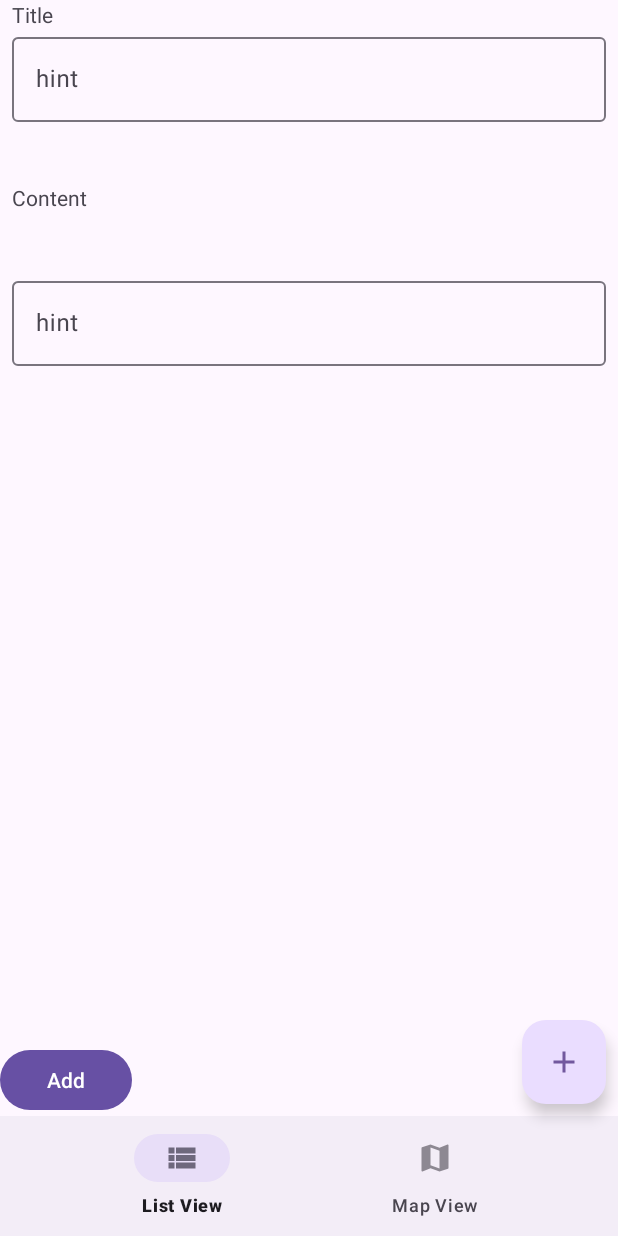
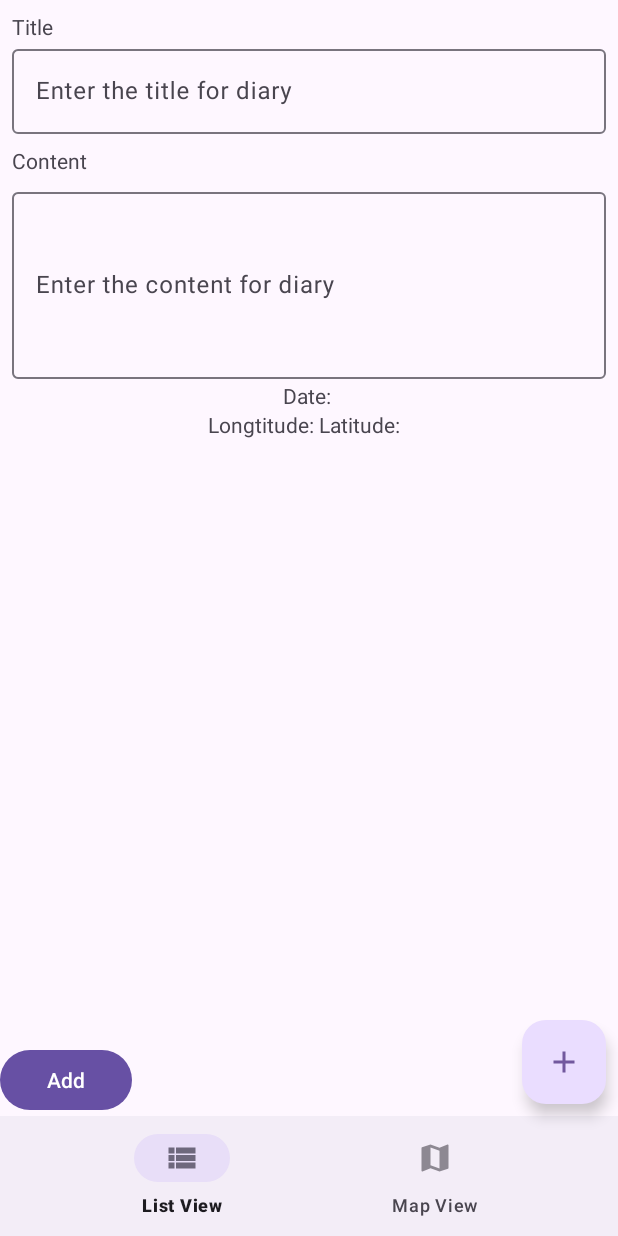
Before and after one commit to hoverGecko/LifeARchive, an Android app: the screen it shows after launch (MainActivity), after a tap on "LifeARchive", on a phone screen of 412 x 824 dp. Run offline under Robolectric (Android 15) with nearby library versions, the light colour scheme and no system bars; our stand-ins replace Room's generated code; 1 statement that could not run was skipped.

Commit message:
Added function to add item to recycler view

```diff
--- a/app/build.gradle
+++ b/app/build.gradle
@@ -49,6 +49,7 @@ dependencies {
     implementation 'androidx.lifecycle:lifecycle-livedata-ktx:2.6.1'
     implementation 'androidx.lifecycle:lifecycle-viewmodel-ktx:2.6.1'
     implementation 'com.google.code.gson:gson:2.10.1'
+    implementation 'com.google.android.gms:play-services-location:21.0.1'
     testImplementation 'junit:junit:4.13.2'
     androidTestImplementation 'androidx.test.ext:junit:1.1.5'
     androidTestImplementation 'androidx.test.espresso:espresso-core:3.5.1'
--- a/app/src/main/java/hku/cs/lifearchive/AddEntryFragment.kt
+++ b/app/src/main/java/hku/cs/lifearchive/AddEntryFragment.kt
@@ -5,10 +5,19 @@ import android.view.LayoutInflater
 import android.view.View
 import android.view.ViewGroup
 import android.widget.Button
+import android.widget.TextView
 import androidx.fragment.app.Fragment
+import com.google.android.gms.location.FusedLocationProviderClient
+import com.google.android.material.textfield.TextInputLayout
+import hku.cs.lifearchive.diaryentrymodel.DiaryEntry
 import hku.cs.lifearchive.diaryentrymodel.DiaryEntryDatabase
+import java.util.Date
 
 class AddEntryFragment : Fragment() {
+
+
+
+    private lateinit var fusedLocationClient: FusedLocationProviderClient
 
     companion object {
         fun newInstance() = AddEntryFragment()
@@ -23,9 +32,6 @@ class AddEntryFragment : Fragment() {
         savedInstanceState: Bundle?
     ): View? {
 
-
-
-
         return inflater.inflate(R.layout.fragment_add_entry, container, false)
     }
 
@@ -33,11 +39,26 @@ class AddEntryFragment : Fragment() {
         super.onViewCreated(view, savedInstanceState)
         val diaryEntryDao = DiaryEntryDatabase.getDatabase(requireContext()).dao()
         val button= view.findViewById<Button>(R.id.Add)
-        val title= view.findViewById<Button>(R.id.TitleInput)
+        val title= view.findViewById<TextInputLayout>(R.id.TitleInput)
+        val nowdate = view.findViewById<TextView>(R.id.Dateview)
+        val nowlong = view.findViewById<TextView>(R.id.LongView)
+        val nowlata = view.findViewById<TextView>(R.id.LatView)
+        val content = view.findViewById<TextInputLayout>(R.id.ContentInput)
+        val dates = Date()
+
+
+
+
 
         button?.setOnClickListener {
-            title.editableText
+            println(title.editText?.text)
 
+            diaryEntryDao.insertEntry(
+                DiaryEntry(title=title.editText?.text.toString(), content = content.editText?.text.toString(),
+                picturePaths = arrayListOf("1,2,","testpath"), voiceRecording = null,
+                arVideoPath = null, longitude = null, latitude = null, date = dates
+            )
+            )
             println("button Clicked")
             loadFragment(ItemFragment())
         }
--- a/app/src/main/java/hku/cs/lifearchive/MainActivity.kt
+++ b/app/src/main/java/hku/cs/lifearchive/MainActivity.kt
@@ -1,7 +1,6 @@
 package hku.cs.lifearchive
 
 import android.os.Bundle
-import android.view.View
 import androidx.appcompat.app.AppCompatActivity
 import androidx.fragment.app.Fragment
 import com.google.android.material.bottomnavigation.BottomNavigationView
@@ -19,7 +18,17 @@ class MainActivity : AppCompatActivity() {
 
     override fun onCreate(savedInstanceState: Bundle?) {
 
+
+
+
+
+
+
         super.onCreate(savedInstanceState)
+
+
+
+
         setContentView(R.layout.activity_main)
         //init bottom app bar
 
@@ -50,9 +59,7 @@ class MainActivity : AppCompatActivity() {
 
 
     }
-    fun AddandBack(v: View?){
 
-    }
 
     private fun loadFragment(fragment: Fragment) {
         supportFragmentManager.beginTransaction()
--- a/app/src/main/java/hku/cs/lifearchive/MyItemRecyclerViewAdapter.kt
+++ b/app/src/main/java/hku/cs/lifearchive/MyItemRecyclerViewAdapter.kt
@@ -6,6 +6,7 @@ import android.widget.TextView
 import androidx.recyclerview.widget.RecyclerView
 import hku.cs.lifearchive.databinding.FragmentItemBinding
 import hku.cs.lifearchive.diaryentrymodel.DiaryEntry
+import java.text.SimpleDateFormat
 
 
 /**
@@ -30,9 +31,10 @@ class MyItemRecyclerViewAdapter(
 
     override fun onBindViewHolder(holder: ViewHolder, position: Int) {
         val item = values[position]
+
         holder.idView.text = item.title
         holder.contentView.text = item.content
-        holder.dateView.text = item.date.toString()
+        holder.dateView.text = SimpleDateFormat("dd/MM/yyyy hh:mm:ss").format(item.date)
     }
 
     override fun getItemCount(): Int = values.size
@@ -42,7 +44,7 @@ class MyItemRecyclerViewAdapter(
         val contentView: TextView = binding.content
         val dateView: TextView = binding.date
 
-        override fun toString(): String {
+        fun toString2(): String {
             return super.toString() + " '" + contentView.text + "'"
         }
     }
--- a/app/src/main/res/layout/fragment_add_entry.xml
+++ b/app/src/main/res/layout/fragment_add_entry.xml
@@ -12,10 +12,12 @@
         android:layout_width="wrap_content"
         android:layout_height="wrap_content"
         android:layout_marginStart="8dp"
+        android:layout_marginTop="8dp"
         android:text="Title"
         app:layout_constraintBottom_toTopOf="@+id/TitleInput"
         app:layout_constraintStart_toStartOf="parent"
-        app:layout_constraintTop_toTopOf="parent" />
+        app:layout_constraintTop_toTopOf="parent"
+        app:layout_constraintVertical_bias="0.48000002" />
 
     <com.google.android.material.textfield.TextInputLayout
         android:id="@+id/TitleInput"
@@ -23,6 +25,8 @@
         android:layout_height="wrap_content"
         android:layout_marginStart="8dp"
         android:layout_marginEnd="8dp"
+        android:layout_marginBottom="8dp"
+        app:layout_constraintBottom_toTopOf="@+id/Content"
         app:layout_constraintEnd_toEndOf="parent"
         app:layout_constraintStart_toStartOf="parent"
         app:layout_constraintTop_toBottomOf="@+id/textView">
@@ -30,8 +34,8 @@
         <com.google.android.material.textfield.TextInputEditText
             android:id="@+id/TitleInputHint"
             android:layout_width="match_parent"
-            android:layout_height="wrap_content"
-            android:hint="hint" />
+            android:layout_height="match_parent"
+            android:hint="Enter the title for diary" />
     </com.google.android.material.textfield.TextInputLayout>
 
     <TextView
@@ -47,20 +51,22 @@
     <com.google.android.material.textfield.TextInputLayout
         android:id="@+id/ContentInput"
         android:layout_width="0dp"
-        android:layout_height="wrap_content"
+        android:layout_height="130dp"
         android:layout_marginStart="8dp"
+        android:layout_marginTop="6dp"
         android:layout_marginEnd="8dp"
-        android:layout_marginBottom="500dp"
-        app:layout_constraintBottom_toBottomOf="parent"
+        android:isScrollContainer="true"
+
         app:layout_constraintEnd_toEndOf="parent"
         app:layout_constraintHorizontal_bias="1.0"
-        app:layout_constraintStart_toStartOf="parent">
+        app:layout_constraintStart_toStartOf="parent"
+        app:layout_constraintTop_toBottomOf="@+id/Content">
 
         <com.google.android.material.textfield.TextInputEditText
             android:id="@+id/ContentInputHint"
             android:layout_width="match_parent"
-            android:layout_height="wrap_content"
-            android:hint="hint" />
+            android:layout_height="match_parent"
+            android:hint="Enter the content for diary" />
     </com.google.android.material.textfield.TextInputLayout>
 
     <Button
@@ -71,4 +77,83 @@
         app:layout_constraintBottom_toBottomOf="parent"
         app:layout_constraintStart_toStartOf="parent" />
 
+    <LinearLayout
+        android:id="@+id/linearLayout"
+        android:layout_width="wrap_content"
+        android:layout_height="wrap_content"
+        android:layout_marginStart="1dp"
+        android:layout_marginTop="1dp"
+        android:layout_marginEnd="1dp"
+        android:orientation="horizontal"
+        app:layout_constraintEnd_toEndOf="parent"
+        app:layout_constraintStart_toStartOf="parent"
+        app:layout_constraintTop_toBottomOf="@+id/ContentInput">
+
+        <TextView
+            android:id="@+id/textView2"
+            android:layout_width="wrap_content"
+            android:layout_height="wrap_content"
+            android:layout_weight="1"
+            android:text="Date: " />
+
+        <TextView
+            android:id="@+id/Dateview"
+            android:layout_width="wrap_content"
+            android:layout_height="wrap_content"
+            android:layout_weight="1"
+            tools:text="Enter Date here" />
+    </LinearLayout>
+
+    <LinearLayout
+        android:id="@+id/linearLayout2"
+        android:layout_width="wrap_content"
+        android:layout_height="wrap_content"
+        android:orientation="horizontal"
+        app:layout_constraintEnd_toEndOf="parent"
+        app:layout_constraintStart_toStartOf="parent"
+        app:layout_constraintTop_toBottomOf="@+id/linearLayout">
+
+        <TextView
+            android:id="@+id/textView4"
+            android:layout_width="wrap_content"
+            android:layout_height="wrap_content"
+            android:layout_weight="1"
+            android:text="Longtitude: " />
+
+        <TextView
+            android:id="@+id/LongView"
+            android:layout_width="wrap_content"
+            android:layout_height="wrap_content"
+            android:layout_weight="1"
+            tools:text=" 00.0" />
+
+        <TextView
+            android:id="@+id/textView6"
+            android:layout_width="wrap_content"
+            android:layout_height="wrap_content"
+            android:layout_weight="1"
+            android:text="Latitude: " />
+
+        <TextView
+            android:id="@+id/LatView"
+            android:layout_width="wrap_content"
+            android:layout_height="wrap_content"
+            android:layout_weight="1"
+            android:text=" "
+            tools:text=" 00.0" />
+    </LinearLayout>
+
+    <FrameLayout
+        android:layout_width="409dp"
+        android:layout_height="389dp"
+        android:layout_marginStart="1dp"
+        android:layout_marginEnd="1dp"
+        android:layout_marginBottom="2dp"
+        app:layout_constraintBottom_toTopOf="@+id/Add"
+        app:layout_constraintEnd_toEndOf="parent"
+        app:layout_constraintStart_toStartOf="parent"
+        app:layout_constraintTop_toBottomOf="@+id/linearLayout2">
+
+    </FrameLayout>
+
 </androidx.constraintlayout.widget.ConstraintLayout>
--- a/app/src/main/res/layout/fragment_item.xml
+++ b/app/src/main/res/layout/fragment_item.xml
@@ -3,6 +3,15 @@
     android:layout_width="wrap_content"
     android:layout_height="wrap_content"
     android:orientation="horizontal">
+
+    <TextView
+        android:id="@+id/date"
+        android:layout_width="100dp"
+        android:layout_height="wrap_content"
+        android:layout_margin="@dimen/text_margin"
+        android:layout_weight="1"
+        android:text="date"
+        android:textAppearance="?attr/textAppearanceListItem" />
 
     <TextView
         android:id="@+id/item_number"
@@ -12,15 +21,6 @@
         android:textAppearance="?attr/textAppearanceListItem" />
 
     <TextView
-        android:id="@+id/date"
-        android:layout_width="wrap_content"
-        android:layout_height="wrap_content"
-        android:layout_margin="@dimen/text_margin"
-        android:layout_weight="1"
-        android:text="date"
-        android:textAppearance="?attr/textAppearanceListItem" />
-
-    <TextView
         android:id="@+id/content"
         android:layout_width="wrap_content"
         android:layout_height="wrap_content"
```
